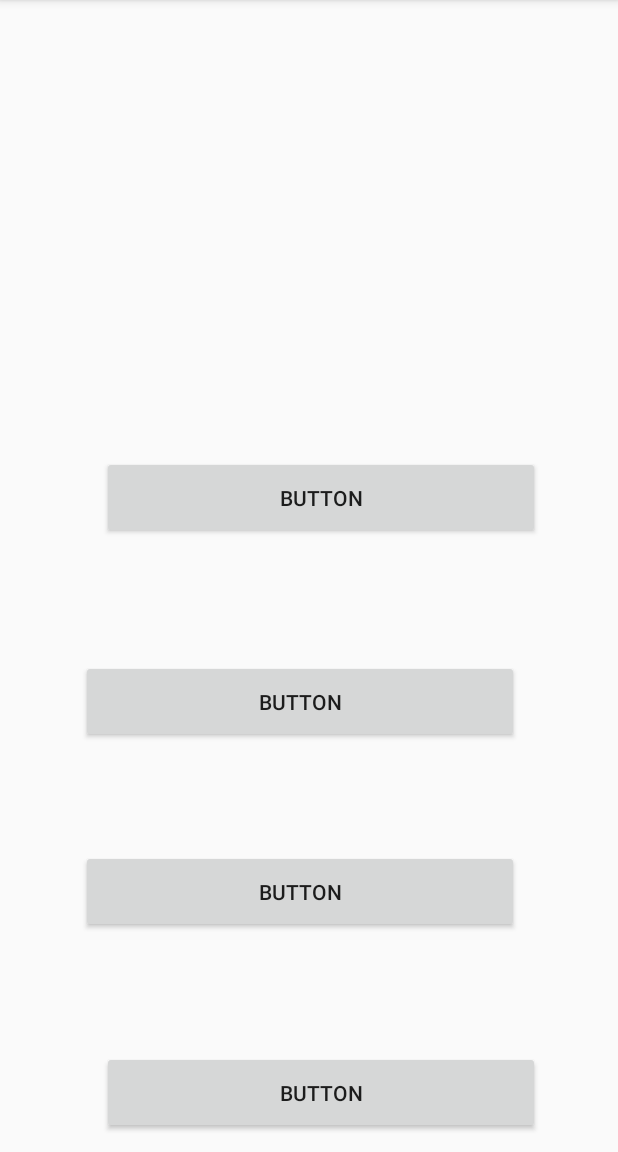
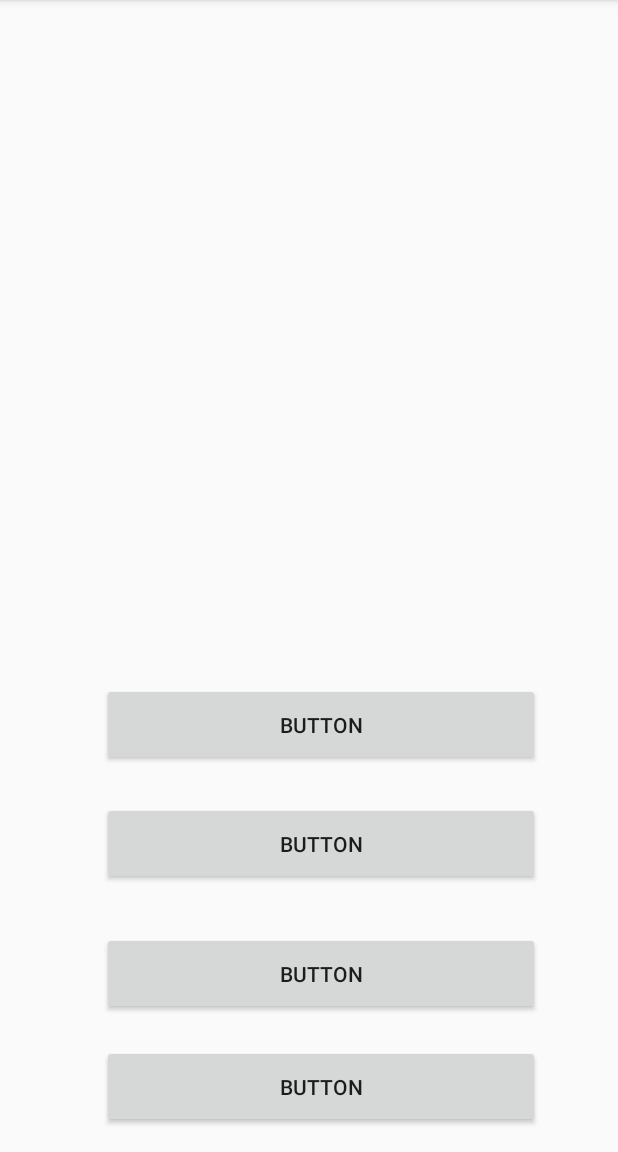
Before and after one commit to sharmb9/Android, an Android app: the screen it shows after launch (MainActivity), after a tap on "BUTTON", on a phone screen of 412 x 824 dp, the part 84-1236 px from its top. Run offline under Robolectric (Android 15) with nearby library versions, the phone set to English and light mode, and no system bars.

Commit message:
Fixed layout

```diff
--- a/GuessTheCelebrity/app/src/main/java/com/myappcompany/user/guessthecelebrity/MainActivity.java
+++ b/GuessTheCelebrity/app/src/main/java/com/myappcompany/user/guessthecelebrity/MainActivity.java
@@ -9,15 +9,14 @@ import android.util.Log;
 import android.view.View;
 import android.widget.Button;
 import android.widget.ImageView;
+import android.widget.Toast;
 
 import java.io.InputStream;
 import java.io.InputStreamReader;
 import java.net.HttpURLConnection;
-import java.net.MalformedURLException;
 import java.net.URL;
 import java.util.ArrayList;
 import java.util.Random;
-import java.util.concurrent.ExecutionException;
 import java.util.regex.Matcher;
 import java.util.regex.Pattern;
 
@@ -25,10 +24,10 @@ public class MainActivity extends AppCompatActivity {
 
     ImageView imageView;
 
+    Button button0;
     Button button1;
     Button button2;
     Button button3;
-    Button button4;
 
     ArrayList<String> celebURLS= new ArrayList<>();
     ArrayList<String> celebNames= new ArrayList<>();
@@ -36,6 +35,7 @@ public class MainActivity extends AppCompatActivity {
     String[] answers= new String[4];
 
     int chosenCelebIndex;
+    int correctLocation;
 
     public class ImageDownloader extends AsyncTask<String, Void, Bitmap> {
 
@@ -120,7 +120,7 @@ public class MainActivity extends AppCompatActivity {
             imageView.setImageBitmap(celebImage);
 
             //declaring a random correct option from 0 to 3
-            int correctLocation= rand.nextInt(4);
+            correctLocation= rand.nextInt(4);
 
             int incorrectAnswerLocation;
 
@@ -148,10 +148,10 @@ public class MainActivity extends AppCompatActivity {
 
             }
 
-            button1.setText(answers[0]);
-            button2.setText(answers[1]);
-            button3.setText(answers[2]);
-            button4.setText(answers[3]);
+            button0.setText(answers[0]);
+            button1.setText(answers[1]);
+            button2.setText(answers[2]);
+            button3.setText(answers[3]);
 
         } catch (Exception e) {
             e.printStackTrace();
@@ -159,7 +159,18 @@ public class MainActivity extends AppCompatActivity {
     }
 
     public void optionPressed(View view){
-        newQuestion(); //change this since you need to chenge the answers array
+
+        Log.i("Tag", (String) view.getTag());
+
+        Log.i("Correct location", Integer.toString(correctLocation));
+
+        if (view.getTag().toString().equals(Integer.toString(correctLocation)) ){
+            Toast.makeText(this, "Correct ANswer!", Toast.LENGTH_SHORT).show();
+        }
+        else {
+            Toast.makeText(this, "Oops that's not correct!", Toast.LENGTH_SHORT).show();
+        }
+        newQuestion();
     }
 
 
@@ -170,10 +181,10 @@ public class MainActivity extends AppCompatActivity {
 
         imageView = (ImageView) findViewById(R.id.imageView);
 
+        button0= (Button) findViewById(R.id.button0);
         button1= (Button) findViewById(R.id.button1);
         button2= (Button) findViewById(R.id.button2);
         button3= (Button) findViewById(R.id.button3);
-        button4= (Button) findViewById(R.id.button4);
 
 
 
--- a/GuessTheCelebrity/app/src/main/res/layout/activity_main.xml
+++ b/GuessTheCelebrity/app/src/main/res/layout/activity_main.xml
@@ -8,8 +8,8 @@
 
     <ImageView
         android:id="@+id/imageView"
-        android:layout_width="0dp"
-        android:layout_height="67dp"
+        android:layout_width="297dp"
+        android:layout_height="159dp"
         android:layout_marginEnd="16dp"
         android:layout_marginLeft="22dp"
         android:layout_marginRight="16dp"
@@ -21,72 +21,71 @@
         app:srcCompat="@android:color/transparent" />
 
     <Button
-        android:id="@+id/button1"
+        android:id="@+id/button3"
         android:layout_width="292dp"
         android:layout_height="55dp"
-        android:layout_marginBottom="12dp"
+        android:layout_marginBottom="16dp"
         android:layout_marginEnd="52dp"
         android:layout_marginLeft="41dp"
         android:layout_marginRight="52dp"
         android:layout_marginStart="41dp"
-        android:layout_marginTop="409dp"
         android:onClick="optionPressed"
+        android:tag="3"
         android:text="Button"
         app:layout_constraintBottom_toBottomOf="parent"
         app:layout_constraintEnd_toEndOf="parent"
         app:layout_constraintHorizontal_bias="1.0"
-        app:layout_constraintStart_toStartOf="parent"
-        app:layout_constraintTop_toBottomOf="@+id/imageView"
-        app:layout_constraintVertical_bias="1.0" />
+        app:layout_constraintStart_toStartOf="parent" />
 
     <Button
         android:id="@+id/button2"
         android:layout_width="292dp"
         android:layout_height="55dp"
-        android:layout_marginBottom="18dp"
+        android:layout_marginBottom="20dp"
         android:layout_marginEnd="52dp"
         android:layout_marginLeft="40dp"
         android:layout_marginRight="52dp"
         android:layout_marginStart="40dp"
-        android:layout_marginTop="5dp"
         android:onClick="optionPressed"
+        android:tag="2"
         android:text="Button"
-        app:layout_constraintBottom_toTopOf="@+id/button1"
+        app:layout_constraintBottom_toTopOf="@+id/button3"
         app:layout_constraintEnd_toEndOf="parent"
-        app:layout_constraintStart_toStartOf="parent"
-        app:layout_constraintTop_toBottomOf="@+id/button3" />
+        app:layout_constraintHorizontal_bias="1.0"
+        app:layout_constraintStart_toStartOf="parent" />
 
     <Button
-        android:id="@+id/button3"
+        android:id="@+id/button0"
         android:layout_width="292dp"
         android:layout_height="55dp"
-        android:layout_marginBottom="5dp"
+        android:layout_marginBottom="24dp"
         android:layout_marginEnd="52dp"
         android:layout_marginLeft="40dp"
         android:layout_marginRight="52dp"
         android:layout_marginStart="40dp"
-        android:layout_marginTop="20dp"
         android:onClick="optionPressed"
+        android:tag="0"
         android:text="Button"
-        app:layout_constraintBottom_toTopOf="@+id/button2"
+        app:layout_constraintBottom_toTopOf="@+id/button1"
         app:layout_constraintEnd_toEndOf="parent"
-        app:layout_constraintStart_toStartOf="parent"
-        app:layout_constraintTop_toBottomOf="@+id/button4" />
+        app:layout_constraintHorizontal_bias="1.0"
+        app:layout_constraintStart_toStartOf="parent" />
 
     <Button
-        android:id="@+id/button4"
+        android:id="@+id/button1"
         android:layout_width="292dp"
         android:layout_height="55dp"
+        android:layout_marginBottom="31dp"
         android:layout_marginEnd="52dp"
         android:layout_marginLeft="40dp"
         android:layout_marginRight="52dp"
         android:layout_marginStart="40dp"
-        android:layout_marginTop="201dp"
         android:onClick="optionPressed"
+        android:tag="1"
         android:text="Button"
+        app:layout_constraintBottom_toTopOf="@+id/button2"
         app:layout_constraintEnd_toEndOf="parent"
         app:layout_constraintHorizontal_bias="1.0"
-        app:layout_constraintStart_toStartOf="parent"
-        app:layout_constraintTop_toBottomOf="@+id/imageView" />
+        app:layout_constraintStart_toStartOf="parent" />
 
 </android.support.constraint.ConstraintLayout>
```
